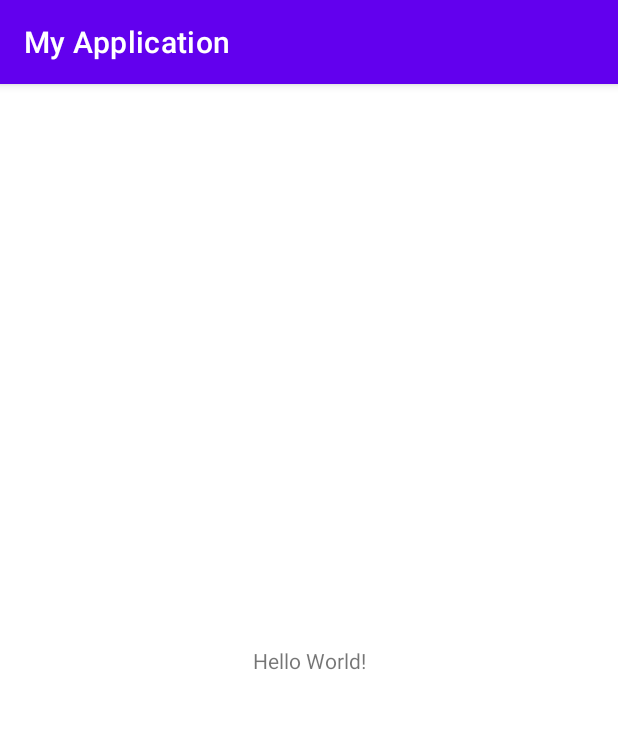
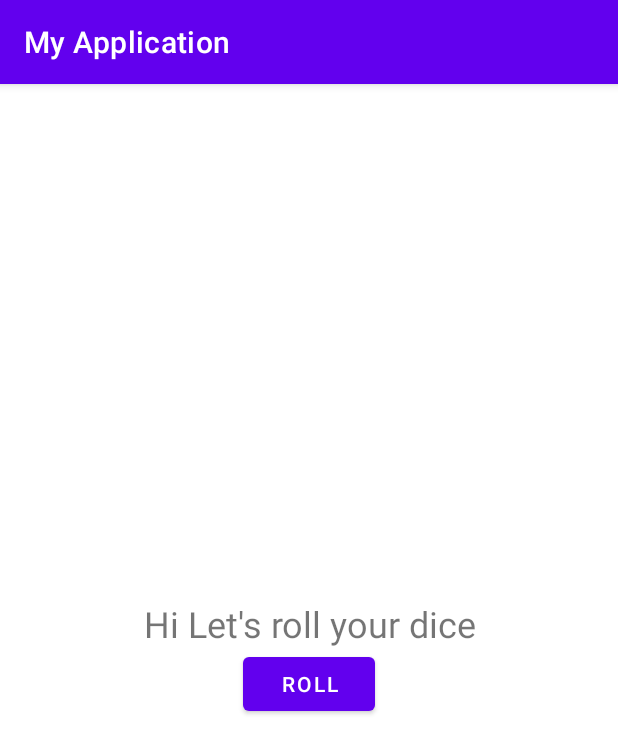
Before and after one commit to ongkjh/week1g356, an Android app: the screen it shows after launch (MainActivity), on a phone screen of 412 x 824 dp. Shown: the top 754 px of the screen. Run offline under Robolectric (Android 15) with nearby library versions, the phone set to English and light mode, and no system bars.

Commit message:
Commit 20230222 First Push -Added txtview -Added Button -Added click event

```diff
--- a/app/src/main/java/com/example/myapplication/MainActivity.kt
+++ b/app/src/main/java/com/example/myapplication/MainActivity.kt
@@ -2,10 +2,30 @@ package com.example.myapplication
 
 import androidx.appcompat.app.AppCompatActivity
 import android.os.Bundle
+import android.widget.Button
+import android.widget.TextView
+import android.widget.Toast
 
 class MainActivity : AppCompatActivity() {
     override fun onCreate(savedInstanceState: Bundle?) {
         super.onCreate(savedInstanceState)
         setContentView(R.layout.activity_main)
+
+        //Get the button view from the layout and assign a click
+        //listener to it
+        val rollButton: Button = findViewById(R.id.rollBtn)
+        rollButton.setOnClickListener{ rollDice()}
+    }
+
+    /**
+     * Click Listener for the Roll Button
+     */
+    private fun rollDice(){
+        Toast.makeText(this, "Dice is rolled",
+            Toast.LENGTH_SHORT).show()
+        val randomInt = (1..6).random()
+
+        val resultText: TextView = findViewById(R.id.txtNumber)
+        resultText.text = randomInt.toString()
     }
 }
--- a/app/src/main/res/layout/activity_main.xml
+++ b/app/src/main/res/layout/activity_main.xml
@@ -1,18 +1,27 @@
 <?xml version="1.0" encoding="utf-8"?>
-<androidx.constraintlayout.widget.ConstraintLayout xmlns:android="http://schemas.android.com/apk/res/android"
+<LinearLayout xmlns:android="http://schemas.android.com/apk/res/android"
     xmlns:app="http://schemas.android.com/apk/res-auto"
     xmlns:tools="http://schemas.android.com/tools"
     android:layout_width="match_parent"
     android:layout_height="match_parent"
+    android:layout_gravity="center_horizontal"
+    android:gravity="center_vertical"
+    android:orientation="vertical"
     tools:context=".MainActivity">
 
     <TextView
+        android:id="@+id/txtNumber"
+        android:layout_width="match_parent"
+        android:layout_height="wrap_content"
+        android:gravity="center"
+        android:text="@string/txtNum"
+        android:textSize="24sp" />
+
+    <Button
+        android:id="@+id/rollBtn"
         android:layout_width="wrap_content"
         android:layout_height="wrap_content"
-        android:text="Hello World!"
-        app:layout_constraintBottom_toBottomOf="parent"
-        app:layout_constraintEnd_toEndOf="parent"
-        app:layout_constraintStart_toStartOf="parent"
-        app:layout_constraintTop_toTopOf="parent" />
+        android:layout_gravity="center_horizontal"
+        android:text="@string/rollBtn" />
 
-</androidx.constraintlayout.widget.ConstraintLayout>
+</LinearLayout>
--- a/app/src/main/res/values/strings.xml
+++ b/app/src/main/res/values/strings.xml
@@ -1,3 +1,7 @@
 <resources>
     <string name="app_name">My Application</string>
+    <string name="TxtNumber">Roll your dice</string>
+    <string name="txtNumber">Roll Your Dice!</string>
+    <string name="txtNum">Hi Let\'s roll your dice</string>
+    <string name="rollBtn">Roll</string>
 </resources>
```
